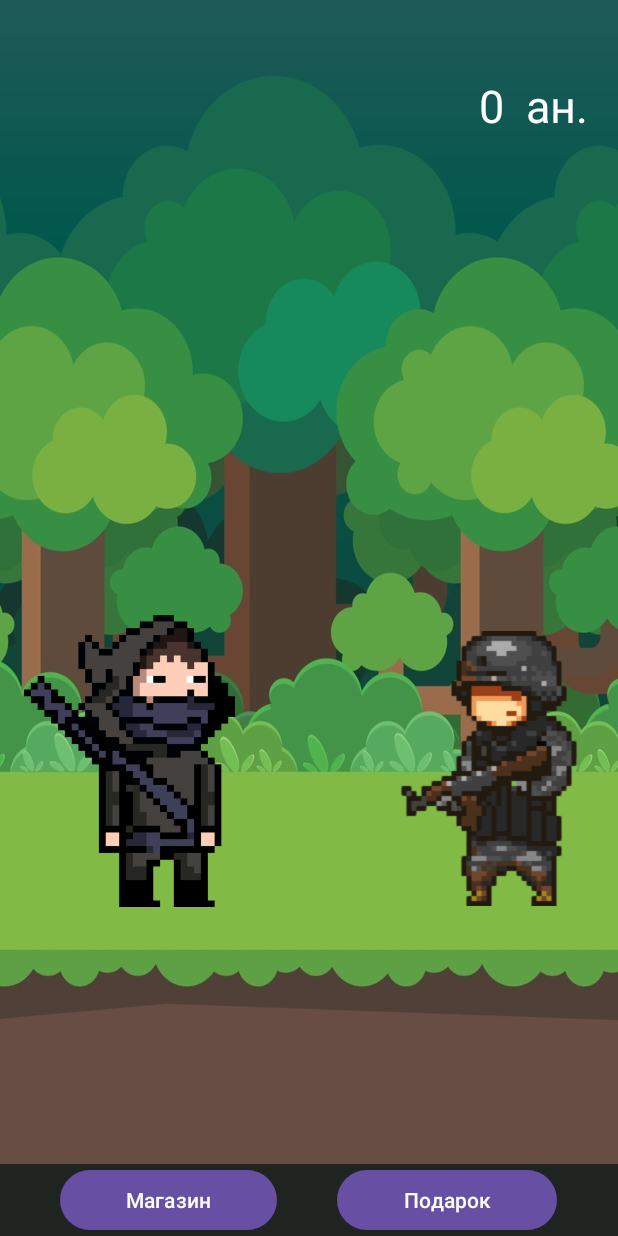
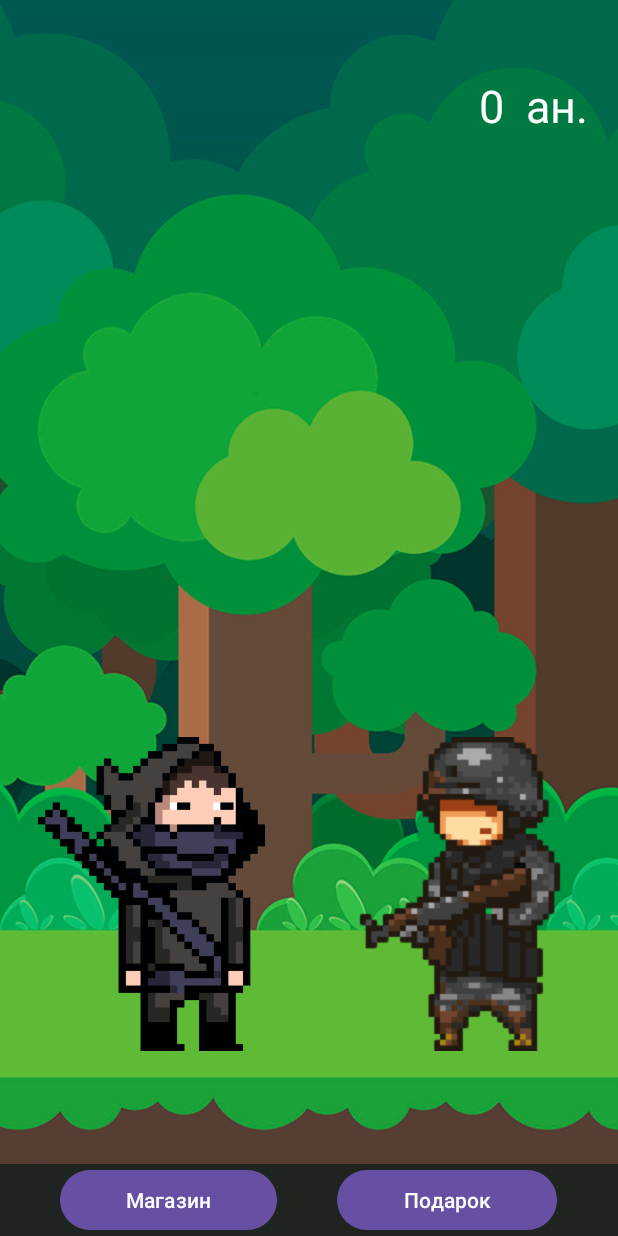
Before and after one commit to AtoshiSeito/NinjaAndroid, an Android app: the screen it shows after launch (MainActivity), on a phone screen of 412 x 824 dp. Run offline under Robolectric (Android 15) with nearby library versions, the phone set to English and light mode, and no system bars; libraries missing offline, so code that uses them is left out: com.yandex.mobile; plain views replace BannerAdView; 6 statements that could not run were skipped.

Commit message:
1.3 power text

```diff
--- a/app/build.gradle.kts
+++ b/app/build.gradle.kts
@@ -10,9 +10,9 @@ android {
     defaultConfig {
         applicationId = "com.example.ninja"
         minSdk = 29
-        targetSdk = 34
-        versionCode = 3
-        versionName = "1.1"
+        targetSdk = 31
+        versionCode = 4
+        versionName = "1.2"
 
         testInstrumentationRunner = "androidx.test.runner.AndroidJUnitRunner"
     }
--- a/app/src/main/java/com/example/ninja/MainActivity.kt
+++ b/app/src/main/java/com/example/ninja/MainActivity.kt
@@ -13,9 +13,12 @@ import android.view.animation.Animation.AnimationListener
 import android.view.animation.AnimationUtils
 import android.widget.Button
 import android.widget.ImageView
+import android.widget.RelativeLayout
 import android.widget.TextView
 import androidx.activity.enableEdgeToEdge
+import androidx.appcompat.app.ActionBar.LayoutParams
 import androidx.appcompat.app.AppCompatActivity
+import androidx.constraintlayout.widget.ConstraintLayout
 import androidx.core.content.ContextCompat
 import androidx.core.view.ViewCompat
 import androidx.core.view.WindowInsetsCompat
@@ -54,6 +57,7 @@ class MainActivity() : AppCompatActivity(), Parcelable, AnimationListener {
     private var moneyToWtch: Long = money
     private var flaganim = false
     private lateinit var prefs: SharedPreferences
+    private lateinit var layout: ConstraintLayout
 
 
 
@@ -119,6 +123,7 @@ class MainActivity() : AppCompatActivity(), Parcelable, AnimationListener {
 
         window.navigationBarColor = ContextCompat.getColor(this, R.color.black)
 
+        layout = findViewById(R.id.mans)
         myNinjaOnMap = findViewById(R.id.myNinjaOnMap)
         soldierOnMap = findViewById(R.id.SoldierOnMap)
         tapOnScreen = findViewById(R.id.tapOnScreen)
@@ -142,8 +147,8 @@ class MainActivity() : AppCompatActivity(), Parcelable, AnimationListener {
 
             override fun onAnimationRepeat(p0: Animation?) {
             }
+        })
 
-        })
 
         prefs = getSharedPreferences("settings", Context.MODE_PRIVATE)
 
@@ -154,6 +159,7 @@ class MainActivity() : AppCompatActivity(), Parcelable, AnimationListener {
         moneyText.text = "$moneyToWtch $antars ан."
 
         tapOnScreen.setOnClickListener {
+            addPowerTxt()
             if (!flaganim) {
                 flaganim = true
                 myNinjaOnMap.startAnimation(inAnimation)
@@ -170,6 +176,28 @@ class MainActivity() : AppCompatActivity(), Parcelable, AnimationListener {
         gift.setOnClickListener {
             showAd()
         }
+    }
+
+    private fun addPowerTxt(){
+        var powerTxt = TextView(this)
+        powerTxt.translationX = (soldierOnMap.x + soldierOnMap.width/2)
+        powerTxt.translationY = (soldierOnMap.y - 50)
+        powerTxt.textSize = 25F
+        powerTxt.text = "$power"
+        layout.addView(powerTxt)
+        var powerTxtAnimation = AnimationUtils.loadAnimation(this, R.anim.power_txt)
+        powerTxtAnimation.setAnimationListener(object: AnimationListener{
+            override fun onAnimationStart(p0: Animation?) {
+            }
+
+            override fun onAnimationEnd(p0: Animation?) {
+                layout.removeView(powerTxt)
+            }
+
+            override fun onAnimationRepeat(p0: Animation?) {
+            }
+        })
+        powerTxt.startAnimation(powerTxtAnimation)
     }
 
     @Deprecated("This method has been deprecated in favor of using the Activity Result API\n      which brings increased type safety via an {@link ActivityResultContract} and the prebuilt\n      contracts for common intents available in\n      {@link androidx.activity.result.contract.ActivityResultContracts}, provides hooks for\n      testing, and allow receiving results in separate, testable classes independent from your\n      activity. Use\n      {@link #registerForActivityResult(ActivityResultContract, ActivityResultCallback)}\n      with the appropriate {@link ActivityResultContract} and handling the result in the\n      {@link ActivityResultCallback#onActivityResult(Object) callback}.")
@@ -296,7 +324,8 @@ class MainActivity() : AppCompatActivity(), Parcelable, AnimationListener {
                 override fun onRewarded(reward: Reward) {
                     // Called when the user can be rewarded.
                     money+=10000
-                    moneyText.text = "$money ан."
+                    calcAntars()
+                    moneyText.text = "$moneyToWtch $antars ан."
                     global.setMoney(money)
                 }
             })
@@ -317,12 +346,12 @@ class MainActivity() : AppCompatActivity(), Parcelable, AnimationListener {
     }
 
     private fun calcAntars(){
-        if (money/10000000000>0) {
+        if (money/1000000000>0) {
             antars = "млрд."
-            moneyToWtch = money/1000000000
-        } else if (money/10000000>0) {
+            moneyToWtch = money/100000000
+        } else if (money/1000000>0) {
             antars = "млн."
-            moneyToWtch = money/1000000
+            moneyToWtch = money/100000
         } else if (money/10000>0) {
             antars = "тыс."
             moneyToWtch = money/1000
--- a/app/src/main/java/com/example/ninja/Shop.kt
+++ b/app/src/main/java/com/example/ninja/Shop.kt
@@ -37,7 +37,7 @@ class Shop : AppCompatActivity() {
         super.onCreate(savedInstanceState)
         enableEdgeToEdge()
         setContentView(R.layout.activity_shop)
-        ViewCompat.setOnApplyWindowInsetsListener(findViewById(R.id.main)) { v, insets ->
+        ViewCompat.setOnApplyWindowInsetsListener(findViewById(R.id.main2)) { v, insets ->
             val systemBars = insets.getInsets(WindowInsetsCompat.Type.systemBars())
             v.setPadding(systemBars.left, systemBars.top, systemBars.right, systemBars.bottom)
             insets
--- a/app/src/main/res/anim/hit_in.xml
+++ b/app/src/main/res/anim/hit_in.xml
@@ -1,6 +1,6 @@
 <?xml version="1.0" encoding="utf-8"?>
-<set xmlns:android="http://schemas.android.com/apk/res/android" android:duration="220">
-    <translate android:fromXDelta="0"/>
-    <translate android:toXDelta="200dp"/>
+<set xmlns:android="http://schemas.android.com/apk/res/android" >
+    <translate android:duration="220"
+        android:toXDelta="200dp"/>
 
 </set>
--- a/app/src/main/res/anim/hit_out.xml
+++ b/app/src/main/res/anim/hit_out.xml
@@ -1,5 +1,7 @@
 <?xml version="1.0" encoding="utf-8"?>
-<set xmlns:android="http://schemas.android.com/apk/res/android" android:duration="190">
-    <translate android:fromXDelta="200dp"/>
-    <translate android:toXDelta="0dp"/>
+<set xmlns:android="http://schemas.android.com/apk/res/android" >
+        <translate
+            android:duration="200"
+            android:fromXDelta="200dp"
+            android:toXDelta="0"/>
 </set>
--- a/app/src/main/res/layout/activity_main.xml
+++ b/app/src/main/res/layout/activity_main.xml
@@ -5,7 +5,6 @@
     android:id="@+id/main"
     android:layout_width="match_parent"
     android:layout_height="match_parent"
-    android:background="@drawable/bg"
     tools:context=".MainActivity">
 
 
@@ -15,12 +14,79 @@
         android:layout_height="match_parent"
         android:orientation="vertical">
 
-        <Button
-            android:id="@+id/tapOnScreen"
+        <androidx.constraintlayout.widget.ConstraintLayout
             android:layout_width="match_parent"
-            android:layout_height="wrap_content"
-            android:layout_weight="1"
-            android:background="@color/transparent" />
+            android:layout_height="match_parent"
+            android:layout_weight="1">
+
+            <ImageView
+                android:id="@+id/imageView"
+                android:layout_width="wrap_content"
+                android:layout_height="wrap_content"
+                android:scaleType="centerCrop"
+                app:layout_constraintBottom_toBottomOf="parent"
+                app:srcCompat="@drawable/bg2" />
+
+            <LinearLayout
+                android:layout_width="match_parent"
+                android:layout_height="match_parent"
+                android:gravity="bottom"
+                android:orientation="horizontal"
+                app:layout_constraintBottom_toBottomOf="parent"
+                app:layout_constraintEnd_toEndOf="parent"
+                app:layout_constraintStart_toStartOf="parent"
+                app:layout_constraintTop_toTopOf="parent">
+
+                <Space
+                    android:layout_width="wrap_content"
+                    android:layout_height="wrap_content"
+                    android:layout_weight="1" />
+
+                <androidx.constraintlayout.widget.ConstraintLayout
+                    android:id="@+id/mans"
+                    android:layout_width="wrap_content"
+                    android:layout_height="match_parent"
+                    android:layout_weight="0">
+
+                    <ImageView
+                        android:id="@+id/SoldierOnMap"
+                        android:layout_width="160dp"
+                        android:layout_height="220dp"
+                        android:layout_marginStart="50dp"
+                        android:layout_marginBottom="70dp"
+                        android:src="@drawable/soldier_left"
+                        app:layout_constraintBottom_toBottomOf="parent"
+                        app:layout_constraintStart_toEndOf="@+id/myNinjaOnMap"
+                        tools:ignore="ContentDescription,MissingConstraints" />
+
+                    <ImageView
+                        android:id="@+id/myNinjaOnMap"
+                        android:layout_width="151dp"
+                        android:layout_height="220dp"
+                        android:layout_marginBottom="70dp"
+                        android:src="@drawable/ninja_stop_right"
+                        app:layout_constraintBottom_toBottomOf="parent"
+                        app:layout_constraintStart_toStartOf="parent"
+                        tools:ignore="ContentDescription,MissingConstraints" />
+
+                </androidx.constraintlayout.widget.ConstraintLayout>
+
+                <Space
+                    android:layout_width="wrap_content"
+                    android:layout_height="wrap_content"
+                    android:layout_weight="1" />
+
+            </LinearLayout>
+
+            <Button
+                android:id="@+id/tapOnScreen"
+                android:layout_width="match_parent"
+                android:layout_height="match_parent"
+                android:layout_weight="1"
+                android:background="@color/transparent"
+                tools:layout_editor_absoluteX="361dp" />
+
+        </androidx.constraintlayout.widget.ConstraintLayout>
 
         <LinearLayout
             android:id="@+id/frameLayout"
@@ -101,32 +167,5 @@
         app:layout_constraintTop_toBottomOf="@+id/progressBar"
         tools:ignore="HardcodedText" />
 
-    <ImageView
-        android:id="@+id/SoldierOnMap"
-        android:layout_width="0dp"
-        android:layout_height="214dp"
-        android:layout_marginTop="200dp"
-        android:layout_marginEnd="16dp"
-        android:src="@drawable/soldier_left"
-        app:layout_constraintBottom_toBottomOf="parent"
-        app:layout_constraintEnd_toEndOf="parent"
-        app:layout_constraintStart_toEndOf="@+id/myNinjaOnMap"
-        app:layout_constraintTop_toTopOf="parent"
-        tools:ignore="ContentDescription,MissingConstraints" />
-
-    <ImageView
-        android:id="@+id/myNinjaOnMap"
-        android:layout_width="0dp"
-        android:layout_height="0dp"
-        android:layout_marginStart="16dp"
-        android:layout_marginTop="-10dp"
-        android:layout_marginEnd="99dp"
-        android:src="@drawable/ninja_stop_right"
-        app:layout_constraintBottom_toBottomOf="@+id/SoldierOnMap"
-        app:layout_constraintEnd_toStartOf="@+id/SoldierOnMap"
-        app:layout_constraintStart_toStartOf="parent"
-        app:layout_constraintTop_toTopOf="@+id/SoldierOnMap"
-        tools:ignore="ContentDescription,MissingConstraints" />
-
 
 </androidx.constraintlayout.widget.ConstraintLayout>
--- a/app/src/main/res/layout/activity_shop.xml
+++ b/app/src/main/res/layout/activity_shop.xml
@@ -2,7 +2,7 @@
 <androidx.constraintlayout.widget.ConstraintLayout xmlns:android="http://schemas.android.com/apk/res/android"
     xmlns:app="http://schemas.android.com/apk/res-auto"
     xmlns:tools="http://schemas.android.com/tools"
-    android:id="@+id/main"
+    android:id="@+id/main2"
     android:layout_width="match_parent"
     android:layout_height="match_parent"
     android:background="@color/coolbalck"
--- a/app/src/main/res/values/strings.xml
+++ b/app/src/main/res/values/strings.xml
@@ -1,5 +1,5 @@
 <resources>
-    <string name="app_name">Ninja</string>
+    <string name="app_name">Ниндзя Асхарии</string>
     <string-array name="LevelNames">
         <item>+1</item>
         <item>+10</item>
```
Also changed, not shown: app/src/main/AndroidManifest.xml (+4 -5 lines), app/src/main/res/anim/power_txt.xml (added, +36 -0 lines), app/src/main/res/drawable/bg.jpeg (deleted), app/src/main/res/drawable/bg2.png (added).
